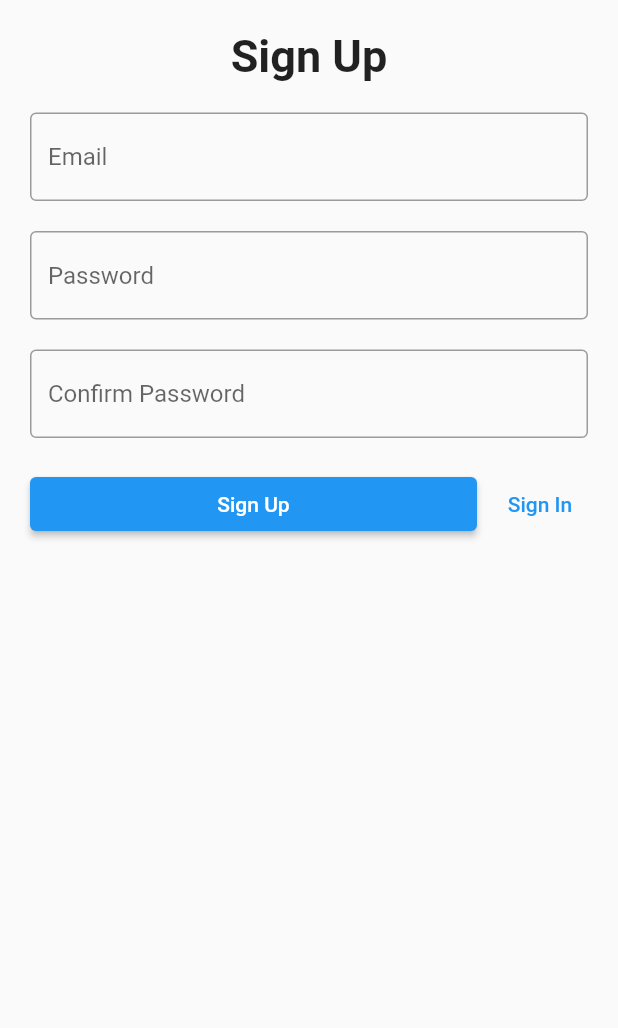
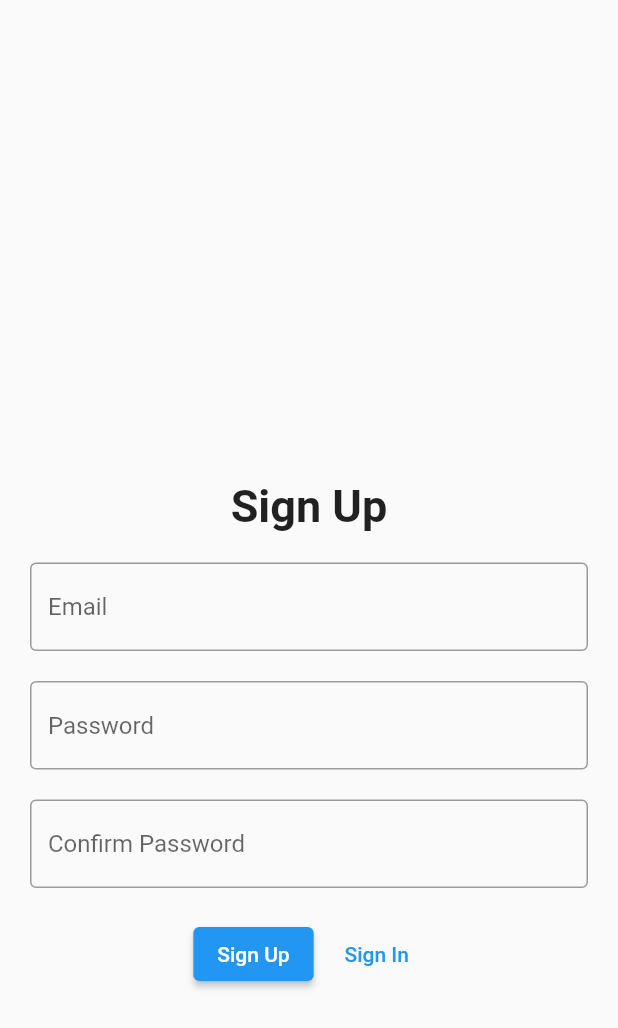
Before and after one commit to meabit1/social-media-app, a Flutter app: the screen it shows after launch, after a tap on "Sign Up", on a phone screen of 412 x 824 dp. Shown: the top 1028 px of the screen. Run offline on Flutter 3.47's test engine with Material 2 defaults, Android fonts, the phone set to English and light mode, and no system bars; our stand-ins replace cloud_firestore, firebase_auth, firebase_core, get; accounts and stored records are empty.

```diff
--- a/lib/app.dart
+++ b/lib/app.dart
@@ -10,14 +10,17 @@ class App extends StatelessWidget {
   @override
   Widget build(BuildContext context) {
     final appController = Get.find<AppController>();
-    return GetMaterialApp(home: Obx(() {
+    return GetMaterialApp(
+      debugShowCheckedModeBanner: false,
+      home: Obx(() {
         if (appController.appStatus == AppStatus.unauthenticated) {
           return SignInView();
         } else if (appController.appStatus == AppStatus.authanticated) {
-        return HomeView();
+          return const HomeView();
         } else {
           return Container();
         }
-    }));
+      }),
+    );
   }
 }
--- a/lib/controllers/app_controller.dart
+++ b/lib/controllers/app_controller.dart
@@ -49,6 +49,7 @@ class AppController extends GetxController {
       } else {
         _appStatus.value = AppStatus.authanticated;
         currentUser = firebaseUser.toMyUser;
+        //   print(firebaseUser.email);
       }
     });
     super.onInit();
--- a/lib/models/post.dart
+++ b/lib/models/post.dart
@@ -8,6 +8,7 @@ class Post {
   final Timestamp timestamp;
   final List<dynamic> likes;
   final List<dynamic> comments;
+  final String imageUrl;
   Post({
     this.id,
     required this.text,
@@ -15,6 +16,7 @@ class Post {
     required this.timestamp,
     required this.likes,
     required this.comments,
+    required this.imageUrl,
   });
 
   static Post fromJsonId(String id, Map<String, dynamic> data) {
@@ -31,6 +33,7 @@ class Post {
       timestamp: data['timestamp'],
       likes: data['likes'],
       comments: comments,
+      imageUrl: data['image_url'],
     );
   }
 
--- a/lib/views/sign_in_view.dart
+++ b/lib/views/sign_in_view.dart
@@ -19,6 +19,7 @@ class SignInView extends StatelessWidget {
           child: Column(
             mainAxisAlignment: MainAxisAlignment.center,
             children: [
+              const SizedBox(height: 300),
               const Text(
                 'Sign In',
                 style: TextStyle(
@@ -53,23 +54,23 @@ class SignInView extends StatelessWidget {
                 height: 20.0,
               ),
               Row(
+                mainAxisAlignment: MainAxisAlignment.center,
                 children: [
-                  Expanded(
-                    child: ElevatedButton(
-                      onPressed: () {
-                        if (_emailController.text.isEmpty ||
-                            _passwordController.text.isEmpty) return;
-                        appController.signIn(
-                          _emailController.text,
-                          _passwordController.text,
-                        );
-                      },
-                      child: Obx(
-                        () => appController.isLoading
-                            ? const LoadingWidget()
-                            : const Text('Sign In'),
-                      ),
-                    ),
+                  Obx(
+                    () {
+                      return appController.isLoading
+                          ? const LoadingWidget()
+                          : ElevatedButton(
+                              child: const Text('Sign In'),
+                              onPressed: () {
+                                if (_emailController.text.isEmpty ||
+                                    _passwordController.text.isEmpty) return;
+
+                                appController.signIn(_emailController.text,
+                                    _passwordController.text);
+                              },
+                            );
+                    },
                   ),
                   const SizedBox(
                     width: 10.0,
--- a/lib/views/sign_up_view.dart
+++ b/lib/views/sign_up_view.dart
@@ -21,6 +21,7 @@ class SignUpView extends StatelessWidget {
           child: Column(
             mainAxisAlignment: MainAxisAlignment.center,
             children: [
+              const SizedBox(height: 300),
               const Text(
                 'Sign Up',
                 style: TextStyle(
@@ -62,13 +63,18 @@ class SignUpView extends StatelessWidget {
                 height: 20.0,
               ),
               Row(
+                mainAxisAlignment: MainAxisAlignment.center,
                 children: [
-                  Expanded(
-                    child: ElevatedButton(
+                  Obx(
+                    () {
+                      return appController.isLoading
+                          ? const LoadingWidget()
+                          : ElevatedButton(
                               onPressed: () {
                                 if (_emailController.text.isNotEmpty &&
                                     _passwordController.text.isNotEmpty &&
-                            _confirmPasswordController.text.isNotEmpty) {
+                                    _confirmPasswordController
+                                        .text.isNotEmpty) {
                                   if (_passwordController.text ==
                                       _confirmPasswordController.text) {
                                     appController.sinUp(_emailController.text,
@@ -76,12 +82,9 @@ class SignUpView extends StatelessWidget {
                                   }
                                 }
                               },
-                      child: Obx(
-                        () => appController.isLoading
-                            ? const LoadingWidget()
-                            : const Text('Sign Up'),
-                      ),
-                    ),
+                              child: const Text('Sign Up'),
+                            );
+                    },
                   ),
                   const SizedBox(
                     width: 10.0,
```
Also changed, not shown: lib/controllers/posts_controller.dart (+10 -0 lines), lib/models/my_comment.dart (+9 -0 lines), lib/views/home_view.dart (+7 -34 lines), lib/widgets/comments_bottom_sheet.dart (added, +52 -0 lines), lib/widgets/post_or_comment_text_widget.dart (added, +67 -0 lines), lib/widgets/post_widget.dart (+14 -32 lines). Lines whose indentation alone changed are shown as unchanged.
